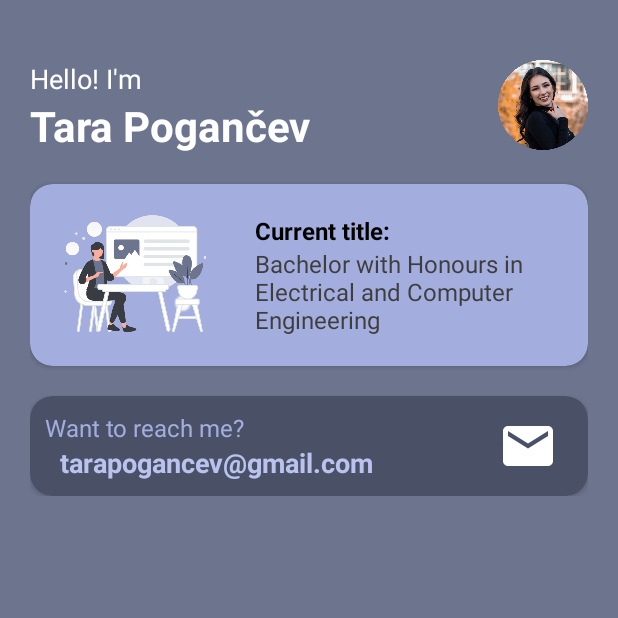
After one commit to tara-pogancev/android-note-app, an Android app: the AboutDeveloper screen opened directly, with no data from a screen before it, on a phone screen of 412 x 824 dp, the top half of it. The commit adds this screen. Run offline under Robolectric (Android 15) with nearby library versions, the phone set to English and light mode, and no system bars.

Commit message:
feat: init about developer page

```diff
--- a/Notes By Cats/app/src/main/AndroidManifest.xml
+++ b/Notes By Cats/app/src/main/AndroidManifest.xml
@@ -14,9 +14,12 @@
         android:theme="@style/Theme.NotesByCats.NoActionBar"
         tools:targetApi="31">
         <activity
+            android:name=".AboutDeveloper"
+            android:exported="false" />
+        <activity
             android:name=".NotesTakerActivity"
-            android:theme="@style/Theme.NotesByCats.NoActionBar"
-            android:exported="false" />
+            android:exported="false"
+            android:theme="@style/Theme.NotesByCats.NoActionBar" />
         <activity
             android:name=".MainActivity"
             android:exported="true"
--- /dev/null
+++ b/Notes By Cats/app/src/main/java/com/tarapogancev/notesbycats/AboutDeveloper.kt
@@ -0,0 +1,13 @@
+package com.tarapogancev.notesbycats
+
+import androidx.appcompat.app.AppCompatActivity
+import android.os.Bundle
+
+class AboutDeveloper : AppCompatActivity() {
+
+    override fun onCreate(savedInstanceState: Bundle?) {
+        super.onCreate(savedInstanceState)
+        setContentView(R.layout.activity_about_developer)
+    }
+
+}
--- a/Notes By Cats/app/src/main/java/com/tarapogancev/notesbycats/MainActivity.kt
+++ b/Notes By Cats/app/src/main/java/com/tarapogancev/notesbycats/MainActivity.kt
@@ -124,7 +124,7 @@ class MainActivity : AppCompatActivity(), PopupMenu.OnMenuItemClickListener  {
         } else if (requestCode == 102) {
             if (resultCode == Activity.RESULT_OK) {
                 var newNote: Note = data?.getSerializableExtra("note") as Note
-                database.mainDAO().update(newNote.id, newNote.title, newNote.text)
+                database.mainDAO().update(newNote.id, newNote.title, newNote.text, newNote.timestamp)
                 notes = (database.mainDAO().getAll())
                 noteListAdapter.notifyDataSetChanged()
                 updateRecycler(notes)
@@ -171,7 +171,8 @@ class MainActivity : AppCompatActivity(), PopupMenu.OnMenuItemClickListener  {
                 }
 
                 R.id.menu_developer_info -> {
-                    Toast.makeText(this@MainActivity, "Developer info not implemented yet.", Toast.LENGTH_SHORT).show()
+                    val intent: Intent = Intent(this@MainActivity, AboutDeveloper::class.java)
+                    startActivityForResult(intent, 103)
                     return true
                 }
 
--- a/Notes By Cats/app/src/main/java/com/tarapogancev/notesbycats/NotesTakerActivity.kt
+++ b/Notes By Cats/app/src/main/java/com/tarapogancev/notesbycats/NotesTakerActivity.kt
@@ -50,7 +50,7 @@ class NotesTakerActivity : AppCompatActivity() {
                     Toast.makeText(this@NotesTakerActivity, "Please enter note title.", Toast.LENGTH_SHORT)
                     return
                 } else {
-                    var formatter: SimpleDateFormat = SimpleDateFormat("EEE, dd/MM/yyyy, HH:mm a")
+                    var formatter: SimpleDateFormat = SimpleDateFormat("EEE, dd/MM/yy")
                     var date: Date = Date()
 
                     if (!isOldNote) {
--- a/Notes By Cats/app/src/main/java/com/tarapogancev/notesbycats/database/MainDAO.kt
+++ b/Notes By Cats/app/src/main/java/com/tarapogancev/notesbycats/database/MainDAO.kt
@@ -16,8 +16,8 @@ interface MainDAO {
     @Query("SELECT * FROM notes ORDER BY pinned DESC, id DESC")
     fun getAll(): List<Note>
 
-    @Query("UPDATE notes SET title= :title, text= :text WHERE id = :id")
-    fun update(id: Int, title: String, text: String): Void
+    @Query("UPDATE notes SET title= :title, text= :text, timestamp= :timestamp WHERE id = :id")
+    fun update(id: Int, title: String, text: String, timestamp: String): Void
 
     @Delete
     fun delete(note: Note): Void
--- /dev/null
+++ b/Notes By Cats/app/src/main/res/drawable/ic_baseline_email_24.xml
@@ -0,0 +1,5 @@
+<vector android:height="24dp" android:tint="#FFFFFF"
+    android:viewportHeight="24" android:viewportWidth="24"
+    android:width="24dp" xmlns:android="http://schemas.android.com/apk/res/android">
+    <path android:fillColor="@android:color/white" android:pathData="M20,4L4,4c-1.1,0 -1.99,0.9 -1.99,2L2,18c0,1.1 0.9,2 2,2h16c1.1,0 2,-0.9 2,-2L22,6c0,-1.1 -0.9,-2 -2,-2zM20,8l-8,5 -8,-5L4,6l8,5 8,-5v2z"/>
+</vector>
--- /dev/null
+++ b/Notes By Cats/app/src/main/res/layout/activity_about_developer.xml
@@ -0,0 +1,148 @@
+<?xml version="1.0" encoding="utf-8"?>
+<LinearLayout xmlns:android="http://schemas.android.com/apk/res/android"
+    xmlns:app="http://schemas.android.com/apk/res-auto"
+    xmlns:tools="http://schemas.android.com/tools"
+    android:orientation="vertical"
+    android:background="@color/dark_purple"
+    android:layout_width="match_parent"
+    android:layout_height="match_parent"
+    tools:context=".AboutDeveloper"
+    android:paddingTop="40dp"
+    android:paddingStart="20dp"
+    android:paddingEnd="20dp">
+
+    <RelativeLayout
+        android:layout_width="match_parent"
+        android:layout_height="wrap_content"
+        >
+
+        <TextView
+            android:id="@+id/text_hello"
+            android:layout_alignParentStart="true"
+            android:textColor="@color/white"
+            android:textSize="18dp"
+            android:layout_width="wrap_content"
+            android:layout_height="wrap_content"
+            android:text="Hello! I'm"/>
+
+        <TextView
+            android:id="@+id/text_fullName"
+            android:textColor="@color/white"
+            android:textSize="28dp"
+            android:layout_below="@id/text_hello"
+            android:layout_width="wrap_content"
+            android:layout_height="wrap_content"
+            android:text="Tara Pogančev"
+            android:textStyle="bold"/>
+
+        <ImageView
+            android:layout_width="60dp"
+            android:layout_height="60dp"
+            android:src="@drawable/me"
+            android:layout_alignParentEnd="true"/>
+
+        <androidx.cardview.widget.CardView
+            android:id="@+id/cardView_title"
+            android:layout_width="match_parent"
+            android:layout_height="wrap_content"
+            android:layout_below="@id/text_fullName"
+            android:layout_marginTop="20dp"
+            app:cardCornerRadius="15dp"
+            app:cardBackgroundColor="@color/main_purple"
+            >
+
+            <RelativeLayout
+                android:layout_width="match_parent"
+                android:layout_height="wrap_content"
+                android:padding="20dp"
+                >
+
+                <ImageView
+                    android:id="@+id/imageView_sketching"
+                    android:layout_width="100dp"
+                    android:layout_height="80dp"
+                    android:layout_alignParentStart="true"
+                    android:src="@drawable/me_illustration"
+                    />
+
+                <TextView
+                    android:id="@+id/text_title"
+                    android:layout_width="wrap_content"
+                    android:layout_height="wrap_content"
+                    android:layout_toEndOf="@+id/imageView_sketching"
+                    android:layout_marginStart="30dp"
+                    android:text="Current title:"
+                    android:textStyle="bold"
+                    android:textColor="@color/black"
+                    android:textSize="16dp" />
+
+                <TextView
+                    android:id="@+id/text_introductionTitle"
+                    android:layout_width="wrap_content"
+                    android:layout_height="wrap_content"
+                    android:layout_below="@+id/text_title"
+                    android:layout_toEndOf="@+id/imageView_sketching"
+                    android:layout_marginStart="30dp"
+                    android:text="Bachelor with Honours in Electrical and Computer Engineering"
+                    android:textColor="#3E3E3E"
+                    android:textSize="16dp" />
+
+            </RelativeLayout>
+
+        </androidx.cardview.widget.CardView>
+
+
+        <androidx.cardview.widget.CardView
+            android:layout_width="match_parent"
+            android:layout_height="wrap_content"
+            android:layout_below="@+id/cardView_title"
+            android:layout_marginTop="20dp"
+            app:cardCornerRadius="15dp"
+            app:cardBackgroundColor="#4A5167"
+            >
+
+            <RelativeLayout
+                android:layout_width="match_parent"
+                android:layout_height="wrap_content"
+                android:padding="10dp"
+                >
+
+                <TextView
+                    android:id="@+id/text_reachMe"
+                    android:layout_width="wrap_content"
+                    android:layout_height="wrap_content"
+                    android:layout_alignParentStart="true"
+                    android:text="Want to reach me?"
+                    android:textColor="@color/main_purple"
+                    android:textSize="16dp" />
+
+                <TextView
+                    android:id="@+id/text_reachMeEmail"
+                    android:layout_width="wrap_content"
+                    android:layout_height="wrap_content"
+                    android:layout_alignParentStart="true"
+                    android:layout_below="@+id/text_reachMe"
+                    android:layout_marginStart="10dp"
+                    android:text="tarapogancev@gmail.com"
+                    android:textColor="#BAC3ED"
+                    android:textSize="18dp"
+                    android:textStyle="bold"
+                    />
+
+                <ImageView
+                    android:id="@+id/imageView_email"
+                    android:layout_width="40dp"
+                    android:layout_height="40dp"
+                    android:layout_centerVertical="true"
+                    android:layout_alignParentEnd="true"
+                    android:src="@drawable/ic_baseline_email_24"
+                    android:layout_marginEnd="10dp"
+                    />
+
+            </RelativeLayout>
+
+        </androidx.cardview.widget.CardView>
+
+    </RelativeLayout>
+
+</LinearLayout>
--- a/Notes By Cats/app/src/main/res/values/colors.xml
+++ b/Notes By Cats/app/src/main/res/values/colors.xml
@@ -12,5 +12,7 @@
     <color name="main_purple">#A3AEDF</color>
     <color name="dark_purple">#6C748E</color>
     <color name="background_gray">#F3F4F8</color>
+    <color name="soft_green">#74A57F</color>
+    <color name="accent_green">#84C318</color>
 
 </resources>
```
Also changed, not shown: Notes By Cats/app/src/main/res/drawable/me.png (added), Notes By Cats/app/src/main/res/drawable/me_illustration.png (added).
